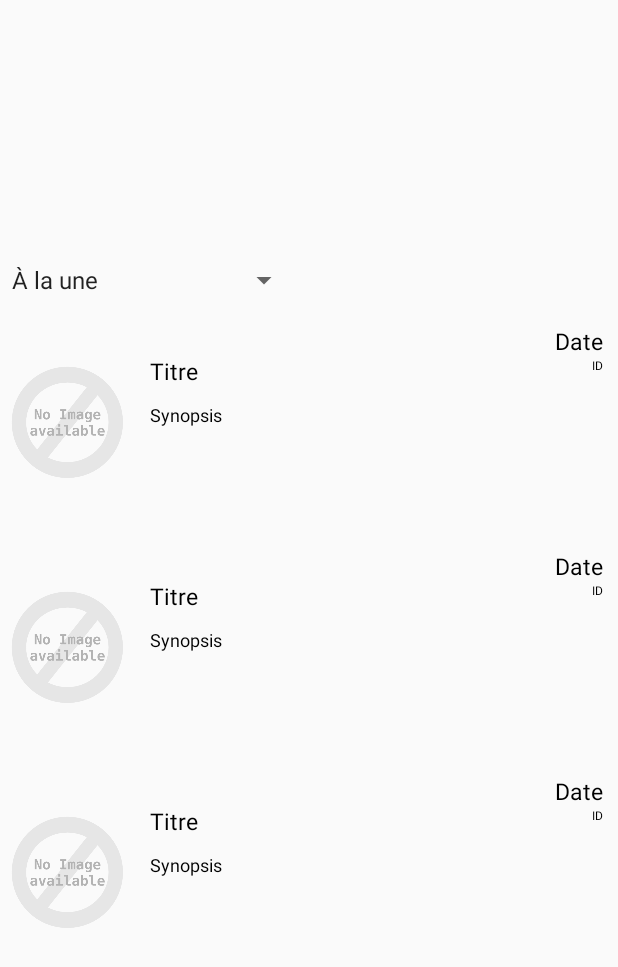
After one commit to CeliaTHP/MoviezReady, an Android app: the layout activity_get_all.xml on its own in the app's theme, with its tools: preview values and no code run, on a phone screen of 412 x 824 dp. The commit adds this screen. Shown: the top 967 px of the screen. Run offline under Robolectric (Android 15) with nearby library versions, the phone set to English and light mode, and no system bars; network calls fail.

Commit message:
Set Spinner + all movies list

```diff
--- a/app/build.gradle
+++ b/app/build.gradle
@@ -31,6 +31,7 @@ dependencies {
     implementation 'com.google.android.material:material:1.2.1'
     implementation 'androidx.lifecycle:lifecycle-extensions:2.2.0'
     implementation 'com.pierfrancescosoffritti.androidyoutubeplayer:core:10.0.5'
+    implementation 'com.makeramen:roundedimageview:2.3.0'
     implementation 'androidx.recyclerview:recyclerview:1.1.0'
     implementation 'com.android.volley:volley:1.1.1'
     implementation 'com.squareup.picasso:picasso:2.71828'
--- a/app/src/main/AndroidManifest.xml
+++ b/app/src/main/AndroidManifest.xml
@@ -12,7 +12,9 @@
         android:supportsRtl="true"
         android:theme="@style/AppTheme"
         android:usesCleartextTraffic="true">
-        <activity android:name=".VideoFullScreen"></activity>
+        <activity android:name=".GetAllActivity"></activity>
+        <activity android:name=".GetTrendsActivity" />
+        <activity android:name=".VideoFullScreen" />
         <activity android:name=".DetailActivity" />
         <activity android:name=".MovieActivity" />
         <activity android:name=".MainActivity">
--- a/app/src/main/java/fr/ay/moviez/DetailActivity.java
+++ b/app/src/main/java/fr/ay/moviez/DetailActivity.java
@@ -62,6 +62,9 @@ public class DetailActivity extends AppCompatActivity {
         String id = details.getStringExtra("id");
         movieID.setText(id);
 
+
+
+/*
         //get recycle view
         LinearLayoutManager layoutManager = new LinearLayoutManager(this,LinearLayoutManager.HORIZONTAL,false);
         RecyclerView recyclerView = findViewById(R.id.video_recycleview);
@@ -76,8 +79,7 @@ public class DetailActivity extends AppCompatActivity {
 
 
         VideoAdapter videoAdapter = new VideoAdapter(arrayList,getApplicationContext());
-        recyclerView.setAdapter(videoAdapter);
-
+        recyclerView.setAdapter(videoAdapter);*/
 
 
 
--- a/app/src/main/java/fr/ay/moviez/MainActivity.java
+++ b/app/src/main/java/fr/ay/moviez/MainActivity.java
@@ -27,7 +27,7 @@ public class MainActivity extends AppCompatActivity {
         go.setOnClickListener(new View.OnClickListener() {
             @Override
             public void onClick(View view) {
-                Intent otherActivity= new Intent(getApplicationContext(), MovieActivity.class);
+                Intent otherActivity= new Intent(getApplicationContext(), GetTrendsActivity.class);
                 Log.e(TAG, string);
 
                 startActivity(otherActivity);
--- /dev/null
+++ b/app/src/main/res/layout/activity_get_all.xml
@@ -0,0 +1,33 @@
+<?xml version="1.0" encoding="utf-8"?>
+<LinearLayout xmlns:android="http://schemas.android.com/apk/res/android"
+    xmlns:app="http://schemas.android.com/apk/res-auto"
+    xmlns:tools="http://schemas.android.com/tools"
+    android:layout_width="wrap_content"
+    android:layout_height="wrap_content"
+    android:layout_gravity="center"
+    android:orientation="vertical"
+    tools:context=".GetAllActivity">
+
+    <Spinner
+        android:id="@+id/selection_spinner2"
+        android:layout_width="wrap_content"
+        android:layout_height="wrap_content"
+        android:minWidth="200dp"
+        android:minHeight="40dp"
+        android:entries="@array/spinner_array"
+        android:elevation="5dp"
+        />
+
+    <androidx.recyclerview.widget.RecyclerView
+        android:id="@+id/all_movie_recycle_view"
+        android:layout_width="wrap_content"
+        android:layout_height="wrap_content"
+        app:layout_constraintBottom_toBottomOf="parent"
+        app:layout_constraintEnd_toEndOf="parent"
+        app:layout_constraintStart_toStartOf="parent"
+        app:layout_constraintTop_toTopOf="parent"
+        tools:listitem="@layout/movie_adapter"
+
+        />
+
+</LinearLayout>
--- /dev/null
+++ b/app/src/main/res/values/spinner_adapter.xml
@@ -0,0 +1,15 @@
+<?xml version="1.0" encoding="utf-8"?>
+<resources>
+    <string-array name="spinner_array">
+        <item>À la une</item>
+        <item>Tous les films</item>
+        <item>Earth</item>
+        <item>Mars</item>
+        <item>Jupiter</item>
+        <item>Saturn</item>
+        <item>Uranus</item>
+        <item>Neptune</item>
+    </string-array>
+
+
+</resources>
```
Also changed, not shown: app/src/main/java/fr/ay/moviez/GetAllActivity.java (added, +14 -0 lines), app/src/main/java/fr/ay/moviez/GetTrendsActivity.java (added, +152 -0 lines), app/src/main/res/layout/activity_detail.xml (+19 -23 lines), app/src/main/res/layout/activity_main.xml (+22 -33 lines), app/src/main/res/layout/activity_movie.xml (+11 -1 lines).
